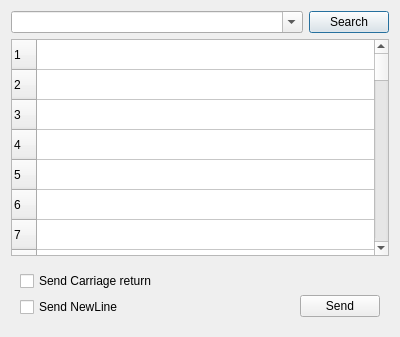
This is ComBombGui/fileclipboarddialog.ui in cdesjardins/ComBomb as Qt 5 draws it before an edit. The edited form follows.
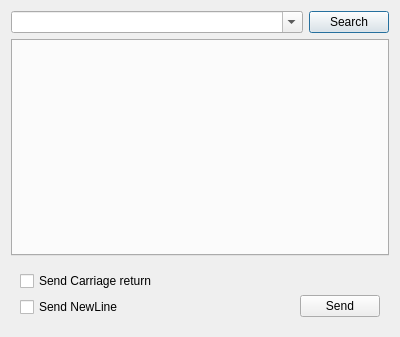
This is the edited form. Custom widgets are drawn as their Qt base class.

Commit message: Make file clipboard tabbed

Patch:
```diff
--- a/ComBombGui/fileclipboarddialog.ui
+++ b/ComBombGui/fileclipboarddialog.ui
@@ -15,288 +15,13 @@
   </property>
   <layout class="QGridLayout" name="gridLayout">
    <item row="1" column="0" colspan="2">
-    <widget class="QTableWidget" name="fileClipboardTable">
-     <property name="editTriggers">
-      <set>QAbstractItemView::DoubleClicked|QAbstractItemView::EditKeyPressed</set>
-     </property>
-     <property name="selectionMode">
-      <enum>QAbstractItemView::SingleSelection</enum>
-     </property>
-     <property name="rowCount">
-      <number>256</number>
-     </property>
-     <property name="columnCount">
-      <number>1</number>
-     </property>
-     <attribute name="horizontalHeaderVisible">
-      <bool>false</bool>
-     </attribute>
-     <attribute name="horizontalHeaderDefaultSectionSize">
-      <number>400</number>
-     </attribute>
-     <attribute name="horizontalHeaderHighlightSections">
-      <bool>false</bool>
-     </attribute>
-     <attribute name="verticalHeaderVisible">
+    <widget class="QTabWidget" name="tabWidget">
+     <property name="tabsClosable">
       <bool>true</bool>
-     </attribute>
-     <row/>
-     <row/>
-     <row/>
-     <row/>
-     <row/>
-     <row/>
-     <row/>
-     <row/>
-     <row/>
-     <row/>
-     <row/>
-     <row/>
-     <row/>
-     <row/>
-     <row/>
-     <row/>
-     <row/>
-     <row/>
-     <row/>
-     <row/>
-     <row/>
-     <row/>
-     <row/>
-     <row/>
-     <row/>
-     <row/>
-     <row/>
-     <row/>
-     <row/>
-     <row/>
-     <row/>
-     <row/>
-     <row/>
-     <row/>
-     <row/>
-     <row/>
-     <row/>
-     <row/>
-     <row/>
-     <row/>
-     <row/>
-     <row/>
-     <row/>
-     <row/>
-     <row/>
-     <row/>
-     <row/>
-     <row/>
-     <row/>
-     <row/>
-     <row/>
-     <row/>
-     <row/>
-     <row/>
-     <row/>
-     <row/>
-     <row/>
-     <row/>
-     <row/>
-     <row/>
-     <row/>
-     <row/>
-     <row/>
-     <row/>
-     <row/>
-     <row/>
-     <row/>
-     <row/>
-     <row/>
-     <row/>
-     <row/>
-     <row/>
-     <row/>
-     <row/>
-     <row/>
-     <row/>
-     <row/>
-     <row/>
-     <row/>
-     <row/>
-     <row/>
-     <row/>
-     <row/>
-     <row/>
-     <row/>
-     <row/>
-     <row/>
-     <row/>
-     <row/>
-     <row/>
-     <row/>
-     <row/>
-     <row/>
-     <row/>
-     <row/>
-     <row/>
-     <row/>
-     <row/>
-     <row/>
-     <row/>
-     <row/>
-     <row/>
-     <row/>
-     <row/>
-     <row/>
-     <row/>
-     <row/>
-     <row/>
-     <row/>
-     <row/>
-     <row/>
-     <row/>
-     <row/>
-     <row/>
-     <row/>
-     <row/>
-     <row/>
-     <row/>
-     <row/>
-     <row/>
-     <row/>
-     <row/>
-     <row/>
-     <row/>
-     <row/>
-     <row/>
-     <row/>
-     <row/>
-     <row/>
-     <row/>
-     <row/>
-     <row/>
-     <row/>
-     <row/>
-     <row/>
-     <row/>
-     <row/>
-     <row/>
-     <row/>
-     <row/>
-     <row/>
-     <row/>
-     <row/>
-     <row/>
-     <row/>
-     <row/>
-     <row/>
-     <row/>
-     <row/>
-     <row/>
-     <row/>
-     <row/>
-     <row/>
-     <row/>
-     <row/>
-     <row/>
-     <row/>
-     <row/>
-     <row/>
-     <row/>
-     <row/>
-     <row/>
-     <row/>
-     <row/>
-     <row/>
-     <row/>
-     <row/>
-     <row/>
-     <row/>
-     <row/>
-     <row/>
-     <row/>
-     <row/>
-     <row/>
-     <row/>
-     <row/>
-     <row/>
-     <row/>
-     <row/>
-     <row/>
-     <row/>
-     <row/>
-     <row/>
-     <row/>
-     <row/>
-     <row/>
-     <row/>
-     <row/>
-     <row/>
-     <row/>
-     <row/>
-     <row/>
-     <row/>
-     <row/>
-     <row/>
-     <row/>
-     <row/>
-     <row/>
-     <row/>
-     <row/>
-     <row/>
-     <row/>
-     <row/>
-     <row/>
-     <row/>
-     <row/>
-     <row/>
-     <row/>
-     <row/>
-     <row/>
-     <row/>
-     <row/>
-     <row/>
-     <row/>
-     <row/>
-     <row/>
-     <row/>
-     <row/>
-     <row/>
-     <row/>
-     <row/>
-     <row/>
-     <row/>
-     <row/>
-     <row/>
-     <row/>
-     <row/>
-     <row/>
-     <row/>
-     <row/>
-     <row/>
-     <row/>
-     <row/>
-     <row/>
-     <row/>
-     <row/>
-     <row/>
-     <row/>
-     <row/>
-     <row/>
-     <row/>
-     <row/>
-     <row/>
-     <row/>
-     <row/>
-     <row/>
-     <row/>
-     <row/>
-     <row/>
-     <row/>
-     <row/>
-     <row/>
-     <row/>
-     <row/>
-     <row/>
-     <row/>
-     <column/>
+     </property>
+     <property name="movable">
+      <bool>false</bool>
+     </property>
     </widget>
    </item>
    <item row="0" column="0" colspan="2">
```
Left out of the diff: 3 changed lines with no effect on the pictures. The commit also changes 2 other files.
